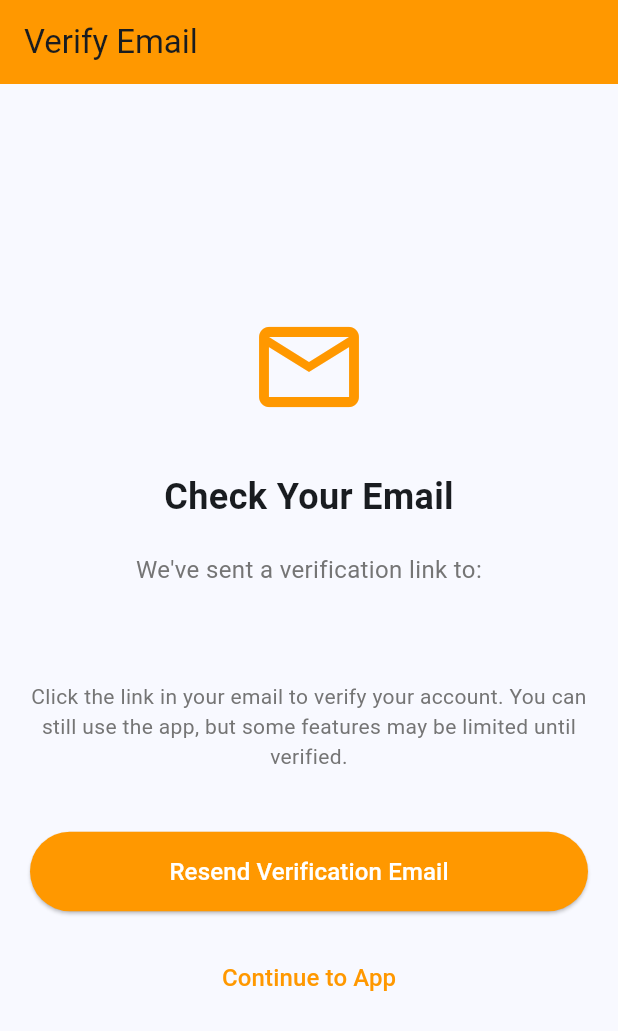
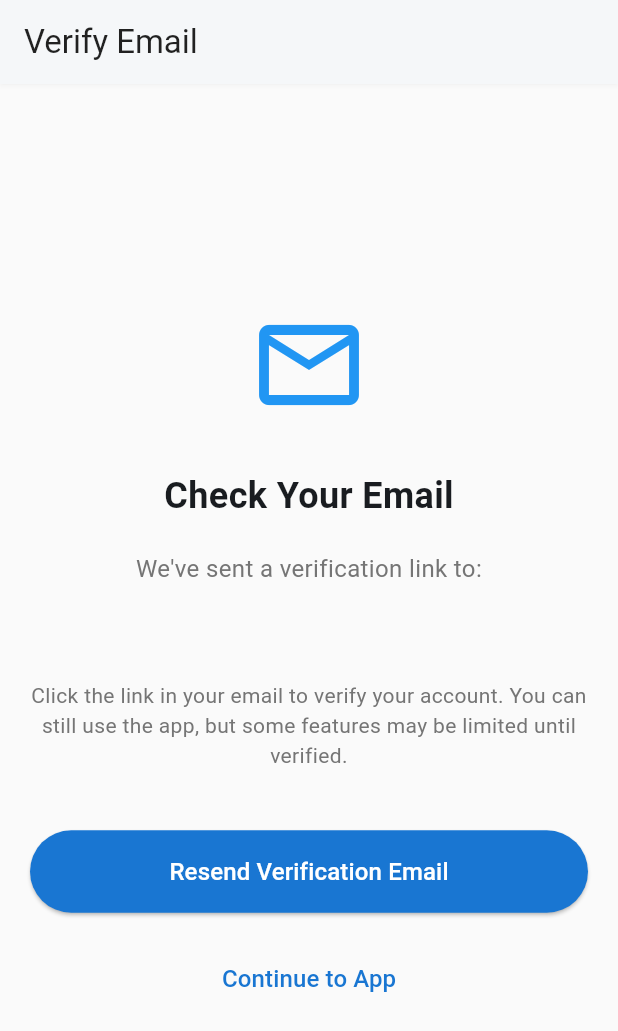
Before and after one commit to noodev8/splitdine2, a Flutter app: the EmailVerificationScreen screen opened directly with empty values, on a phone screen of 412 x 824 dp. Shown: the top 1031 px of the screen. Run offline on Flutter 3.47's test engine with Material 3 defaults, Android fonts, the phone set to English and light mode, and no system bars; our stand-ins replace image_picker, shared_preferences; accounts and stored records are empty.

Commit message:
Update email screen styling to match login design

```diff
--- a/splitdine2_flutter/lib/screens/email_verification_screen.dart
+++ b/splitdine2_flutter/lib/screens/email_verification_screen.dart
@@ -23,9 +23,13 @@ class _EmailVerificationScreenState extends State<EmailVerificationScreen> {
   @override
   Widget build(BuildContext context) {
     return Scaffold(
+      backgroundColor: Colors.grey.shade50,
       appBar: AppBar(
         title: const Text('Verify Email'),
-        backgroundColor: Colors.orange,
+        backgroundColor: Colors.white,
+        foregroundColor: Colors.black87,
+        elevation: 1,
+        shadowColor: Colors.black12,
       ),
       body: Padding(
         padding: const EdgeInsets.all(20.0),
@@ -35,7 +39,7 @@ class _EmailVerificationScreenState extends State<EmailVerificationScreen> {
             const Icon(
               Icons.email_outlined,
               size: 80,
-              color: Colors.orange,
+              color: Colors.blue,
             ),
             const SizedBox(height: 30),
             const Text(
@@ -99,8 +103,9 @@ class _EmailVerificationScreenState extends State<EmailVerificationScreen> {
               child: ElevatedButton(
                 onPressed: _isResending ? null : _resendVerificationEmail,
                 style: ElevatedButton.styleFrom(
-                  backgroundColor: Colors.orange,
-                  padding: const EdgeInsets.symmetric(vertical: 15),
+                  backgroundColor: Colors.blue.shade700,
+                  foregroundColor: Colors.white,
+                  padding: const EdgeInsets.symmetric(vertical: 16),
                 ),
                 child: _isResending
                     ? const SizedBox(
@@ -113,7 +118,7 @@ class _EmailVerificationScreenState extends State<EmailVerificationScreen> {
                       )
                     : const Text(
                         'Resend Verification Email',
-                        style: TextStyle(fontSize: 16, color: Colors.white),
+                        style: TextStyle(fontSize: 16),
                       ),
               ),
             ),
@@ -122,11 +127,11 @@ class _EmailVerificationScreenState extends State<EmailVerificationScreen> {
               onPressed: () {
                 Navigator.of(context).pop();
               },
-              child: const Text(
+              child: Text(
                 'Continue to App',
                 style: TextStyle(
                   fontSize: 16,
-                  color: Colors.orange,
+                  color: Colors.blue.shade700,
                 ),
               ),
             ),
```
Also changed, not shown: splitdine2_flutter/lib/screens/forgot_password_screen.dart (+12 -7 lines), splitdine2_flutter/lib/screens/reset_password_screen.dart (+12 -7 lines).
